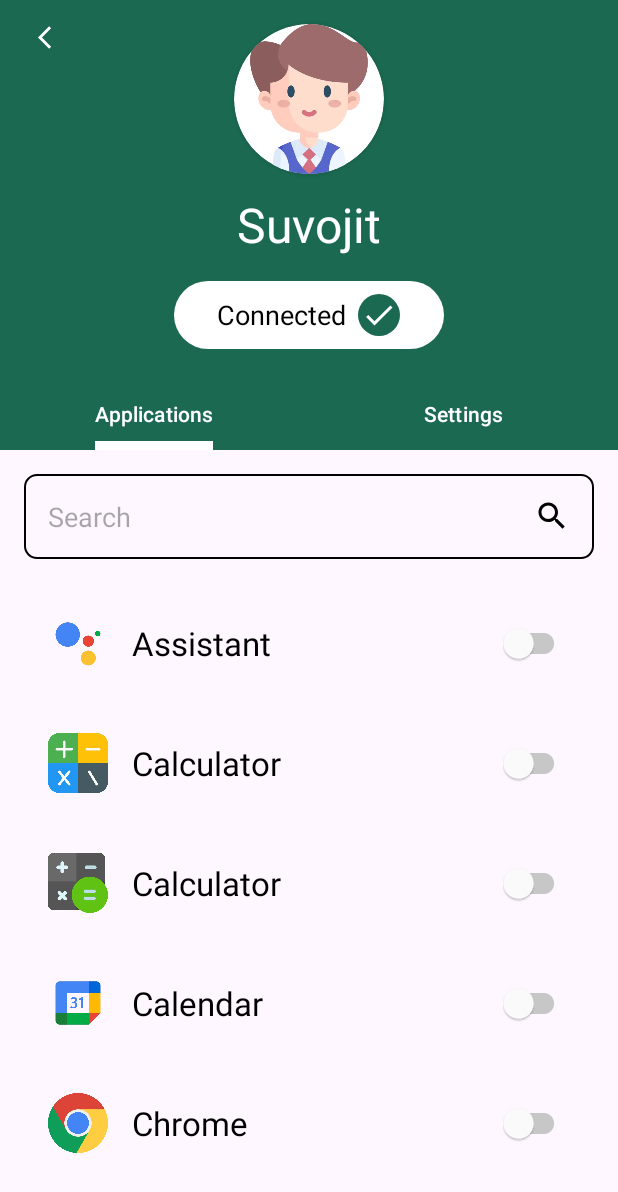
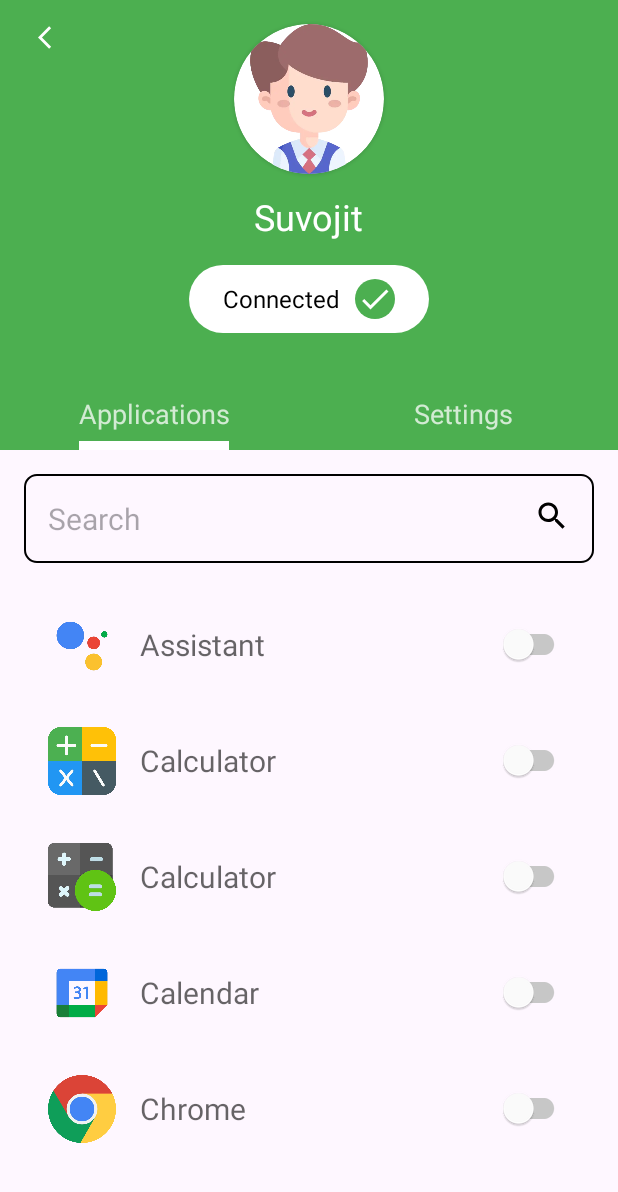
Before and after one commit to deb-ayan/UiDemo, an Android app: the screen it shows after launch (MainActivity), on a phone screen of 412 x 824 dp. Shown: the top 1192 px of the screen. Run offline under Robolectric (Android 15) with nearby library versions, the phone set to English and light mode, and no system bars.

Commit message:
design change

```diff
--- a/app/src/main/res/layout/activity_main.xml
+++ b/app/src/main/res/layout/activity_main.xml
@@ -44,13 +44,14 @@
             android:layout_height="wrap_content"
             android:text="@string/suvojit"
             android:textColor="@color/white"
-            android:textSize="32sp"
+            android:textAppearance="@style/TextAppearance.AppCompat.Headline"
             android:layout_below="@id/kid_image"
             android:layout_centerHorizontal="true"
+            android:fontFamily="sans-serif"
             android:layout_marginTop="12dp"/>
 
         <LinearLayout
-            android:layout_width="180dp"
+            android:layout_width="160dp"
             android:layout_height="45dp"
             android:gravity="center"
             android:orientation="horizontal"
@@ -63,7 +64,8 @@
                 android:layout_width="wrap_content"
                 android:layout_height="wrap_content"
                 android:text="@string/connected"
-                android:textSize="18sp"
+                android:fontFamily="sans-serif"
+                android:textAppearance="@style/TextAppearance.AppCompat.Menu"
                 android:textColor="@color/black" />
 
             <ImageView
@@ -71,9 +73,9 @@
                 android:layout_height="wrap_content"
                 android:src="@drawable/baseline_check_24"
                 android:background="@drawable/check_bg"
-                android:padding="2dp"
+                android:padding="1dp"
                 app:tint="@color/white"
-                android:layout_marginStart="8dp" />
+                android:layout_marginStart="10dp" />
 
         </LinearLayout>
 
@@ -83,7 +85,9 @@
             android:layout_height="wrap_content"
             android:layout_alignParentBottom="true"
             android:background="@color/top_back_bg"
-            app:tabTextColor="@color/white"
+            app:tabTextColor="#BFFFFFFF"
+            app:tabTextAppearance="@style/TextAppearance.AppCompat.Medium"
+            app:tabIndicatorFullWidth="false"
             app:tabIndicator="@drawable/custom_tab_indicator"
             app:tabIndicatorColor="@color/white"/>
 
--- a/app/src/main/res/layout/fragment_applications.xml
+++ b/app/src/main/res/layout/fragment_applications.xml
@@ -24,6 +24,8 @@
             android:autofillHints=""
             android:background="@null"
             android:hint="@string/search"
+            android:fontFamily="sans-serif"
+            android:textAppearance="@style/TextAppearance.AppCompat.Title"
             android:inputType="text" />
         <ImageView
             android:layout_width="wrap_content"
--- a/app/src/main/res/layout/list_item.xml
+++ b/app/src/main/res/layout/list_item.xml
@@ -7,8 +7,8 @@
 
     <ImageView
         android:id="@+id/app_icon"
-        android:layout_width="40dp"
-        android:layout_height="40dp"
+        android:layout_width="45dp"
+        android:layout_height="45dp"
         android:contentDescription="@string/icon"
         android:layout_gravity="center"
         android:src="@drawable/ic_launcher_foreground"/>
@@ -20,14 +20,18 @@
         android:layout_weight="1"
         android:paddingStart="16dp"
         android:paddingEnd="16dp"
+        android:text="Calculator"
+        android:fontFamily="sans-serif"
         android:layout_gravity="center"
         android:textColor="@color/black"
-        android:textSize="22sp"/>
+        android:alpha="0.6"
+        android:textSize="20sp"/>
 
     <androidx.appcompat.widget.SwitchCompat
         android:id="@+id/switch_button"
-        android:layout_width="wrap_content"
-        android:layout_height="wrap_content"
+        android:layout_width="50dp"
+        android:layout_height="30dp"
+        android:layout_gravity="center"
         app:thumbTint="@drawable/thumb_color_switch"
         app:trackTint="@drawable/track_color_switch"/>
 
--- a/app/src/main/res/values/colors.xml
+++ b/app/src/main/res/values/colors.xml
@@ -2,6 +2,6 @@
 <resources>
     <color name="black">#FF000000</color>
     <color name="white">#FFFFFFFF</color>
-    <color name="top_back_bg">#1b6951</color>
+    <color name="top_back_bg">#4CAF50</color>
     <color name="top_back_bg_light">#9972F6CD</color>
 </resources>
```
